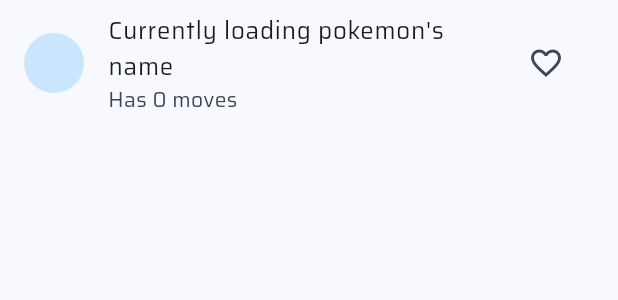
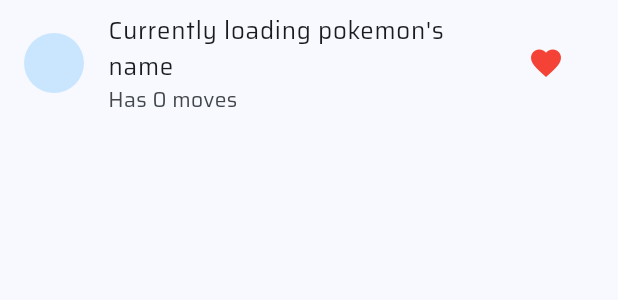
Before and after one commit to Leonardo-Toledo-Alves-Costa/pokedex, a Flutter app: the PokemonListTile widget shown alone on an empty page, opened directly with empty values, after a tap on the "favorite outline" icon, on a phone screen of 412 x 824 dp. Shown: the top 300 px of the screen. Run offline on Flutter 3.47's test engine with Material 3 defaults, Android fonts, the phone set to English and light mode, and no system bars; drawn by our look-alikes of skeletonizer; our stand-ins replace dio, flutter_riverpod, get_it, google_fonts; network calls fail.

Commit message:
Adicionado função para favoritar e desfavoritar pokemons

```diff
--- a/lib/providers/pokemon_data_providers.dart
+++ b/lib/providers/pokemon_data_providers.dart
@@ -17,7 +17,8 @@
   return null;
 });
 
-final favoritePokemonsProvider = StateNotifierProvider((ref){
+final favoritePokemonsProvider = StateNotifierProvider<FavoritePokemonsProvider, List<String>>(
+  (ref){
   return FavoritePokemonsProvider([]);
   }
 );
@@ -28,4 +29,12 @@
   }
 
   Future<void> _setup() async{}
+
+  void addFavoritePokemon(String url){
+    state = [...state, url];
+  }
+
+  void removeFavoritePokemon(String url){
+    state = state.where((element) => element != url).toList();
+  }
 }
--- a/lib/widgets/pokemon_list_tile.dart
+++ b/lib/widgets/pokemon_list_tile.dart
@@ -7,10 +7,15 @@
 class PokemonListTile extends ConsumerWidget {
   final String pokemonURL;
 
-  const PokemonListTile({super.key, required this.pokemonURL});
+  late FavoritePokemonsProvider _favoritePokemonsProvider;
+  late List<String> _favoritePokemons;
+
+  PokemonListTile({super.key, required this.pokemonURL});
 
   @override
   Widget build(BuildContext context, WidgetRef ref) {
+    _favoritePokemonsProvider = ref.watch(favoritePokemonsProvider.notifier);
+    _favoritePokemons = ref.watch(favoritePokemonsProvider);
     final pokemon = ref.watch(pokemonDataProvider(pokemonURL));
 
     return pokemon.when(
@@ -41,7 +46,19 @@
               : "Currently loading pokemon's name",
         ),
         subtitle: Text('Has ${pokemon?.moves?.length.toString() ?? 0} moves'),
-        trailing: IconButton(onPressed: () {}, icon: Icon(Icons.favorite_border)),
+        trailing: IconButton(
+          onPressed: () {
+            if (_favoritePokemons.contains(pokemonURL)) {
+              _favoritePokemonsProvider.removeFavoritePokemon(pokemonURL);
+            } else {
+              _favoritePokemonsProvider.addFavoritePokemon(pokemonURL);
+            }
+          },
+          icon: _favoritePokemons.contains(pokemonURL)
+              ? Icon(Icons.favorite)
+              : Icon(Icons.favorite_border),
+            color: Colors.red,
+        ),
       ),
     );
   }
```
